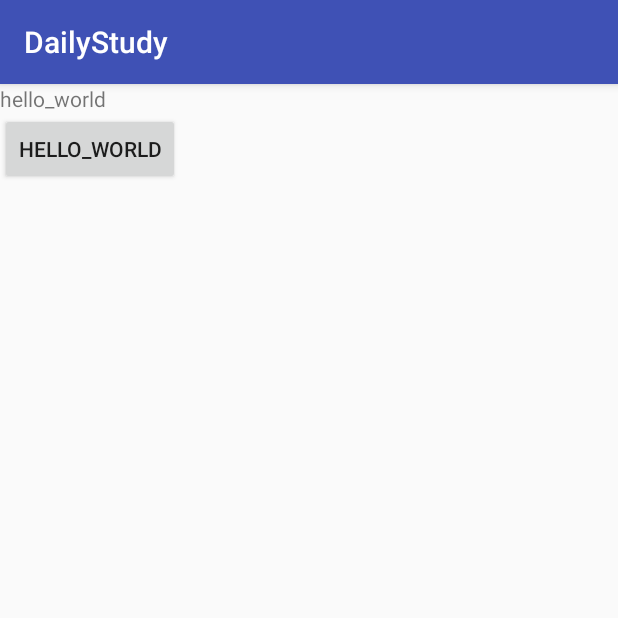
After one commit to wuhighway/DailyStudy, an Android app: the JobserviceActivity screen opened directly, with no data from a screen before it, on a phone screen of 412 x 824 dp, the top half of it. The commit adds this screen. Run offline under Robolectric (Android 15) with nearby library versions, the phone set to English and light mode, and no system bars.

Commit message:
jobservice

```diff
--- a/app/build.gradle
+++ b/app/build.gradle
@@ -5,7 +5,7 @@ android {
     buildToolsVersion "25.0.2"
     defaultConfig {
         applicationId "com.highway.study"
-        minSdkVersion 19
+        minSdkVersion 21
         targetSdkVersion 25
         versionCode 1
         versionName "1.0"
--- a/app/src/main/java/com/highway/study/service/DownloadService.java
+++ b/app/src/main/java/com/highway/study/service/DownloadService.java
@@ -1,4 +1,5 @@
 package com.highway.study.service;
+
 
 import android.app.Notification;
 import android.app.NotificationManager;
@@ -11,8 +12,9 @@ import android.os.Environment;
 import android.os.Handler;
 import android.os.IBinder;
 import android.os.Message;
-import android.support.v4.app.NotificationCompat;
+
 import android.support.v4.content.LocalBroadcastManager;
+import android.support.v7.app.NotificationCompat;
 import android.util.Log;
 import android.widget.Toast;
 
--- a/app/src/main/java/com/highway/study/service/DownloadServiceActivity.java
+++ b/app/src/main/java/com/highway/study/service/DownloadServiceActivity.java
@@ -135,6 +135,7 @@ public class DownloadServiceActivity extends AppCompatActivity {
     protected void onDestroy() {
         super.onDestroy();
         // 取消注册
+        unbindService(connection);
         LocalBroadcastManager.getInstance(this).unregisterReceiver(downReceiver);
         EventBus.getDefault().unregister(this);
 
--- /dev/null
+++ b/app/src/main/java/com/highway/study/service/JobserviceActivity.java
@@ -0,0 +1,75 @@
+package com.highway.study.service;
+
+import android.app.job.JobInfo;
+import android.app.job.JobScheduler;
+import android.content.ComponentName;
+import android.content.Context;
+import android.content.Intent;
+import android.os.Build;
+import android.support.annotation.RequiresApi;
+import android.support.v7.app.AppCompatActivity;
+import android.os.Bundle;
+import android.view.View;
+import android.widget.Button;
+import android.widget.TextView;
+
+import com.highway.study.R;
+
+public class JobserviceActivity extends AppCompatActivity {
+
+    private static final String TAG = "DurianMainActivity";
+
+    TextView mWakeLockMsg;
+    Button mButton;
+    ComponentName mServieComponent;
+
+    @Override
+    protected void onCreate(Bundle savedInstanceState) {
+        super.onCreate(savedInstanceState);
+        setContentView(R.layout.activity_jobservice);
+        mWakeLockMsg = (TextView) findViewById(R.id.text);
+
+        mServieComponent = new ComponentName(this, MyJobservice.class);
+        Intent startServiceIntent = new Intent(this, MyJobservice.class);
+        startService(startServiceIntent);
+
+        mButton = (Button) findViewById(R.id.button);
+        mButton.setOnClickListener(new View.OnClickListener() {
+            @Override
+            public void onClick(View v) {
+                pollServer();
+            }
+        });
+
+    }
+
+
+    @RequiresApi(api = Build.VERSION_CODES.LOLLIPOP)
+    public void pollServer() {
+
+        JobScheduler scheduler = (JobScheduler) this.getSystemService(Context.JOB_SCHEDULER_SERVICE);
+//        for (int i = 0; i < 10; i++) {
+            JobInfo jobInfo = new JobInfo.Builder(1, mServieComponent)
+                    /*
+                    * 这会使你的工作不启动直到规定的毫秒数已经过去了
+                    * */
+                    .setMinimumLatency(5000)
+                    /*
+                    * 这将设置你的工作期限。即使是无法满足其他要求，你的任务将约在规定的时间已经过去时开始执行
+                    * */
+                    .setOverrideDeadline(5000)
+                    /*
+                    * 只有在设备处于一种特定的网络中时，它才启动
+                    * 默认值是JobInfo.NETWORK_TYPE_NONE :无论是否有网络连接，该任务均可以运行
+                    * JobInfo.NETWORK_TYPE_ANY，这需要某种类型的网络连接可用，工作才可以运行
+                    * JobInfo.NETWORK_TYPE_UNMETERED，这就要求设备在非蜂窝网络中
+                    * */
+                    .setRequiredNetworkType(JobInfo.NETWORK_TYPE_ANY)
+                    .build();
+//            mWakeLockMsg.append("schedule job " + i + " !\n");
+            scheduler.schedule(jobInfo);
+
+//        }
+
+    }
+}
--- a/app/src/main/java/com/highway/study/service/ServiceActivity.java
+++ b/app/src/main/java/com/highway/study/service/ServiceActivity.java
@@ -67,4 +67,9 @@ public class ServiceActivity extends AppCompatActivity {
     public void startDownload() {
         startActivity(new Intent(this, DownloadServiceActivity.class));
     }
+
+    @OnClick(R.id.jobservice)
+    public void jobservice() {
+        startActivity(new Intent(this, JobserviceActivity.class));
+    }
 }
--- /dev/null
+++ b/app/src/main/res/layout/activity_jobservice.xml
@@ -0,0 +1,19 @@
+<LinearLayout xmlns:android="http://schemas.android.com/apk/res/android"
+    xmlns:tools="http://schemas.android.com/tools"
+    android:layout_width="match_parent"
+    android:layout_height="match_parent"
+    android:orientation="vertical">
+
+    <TextView
+        android:text="hello_world"
+        android:id="@+id/text"
+        android:layout_width="wrap_content"
+        android:layout_height="wrap_content" />
+
+    <Button
+        android:layout_width="wrap_content"
+        android:layout_height="wrap_content"
+        android:text="hello_world"
+        android:id="@+id/button"/>
+
+</LinearLayout>
```
Also changed, not shown: app/src/main/AndroidManifest.xml (+8 -2 lines), app/src/main/java/com/highway/study/service/MyJobservice.java (added, +140 -0 lines), app/src/main/res/layout/activity_service.xml (+8 -0 lines).
